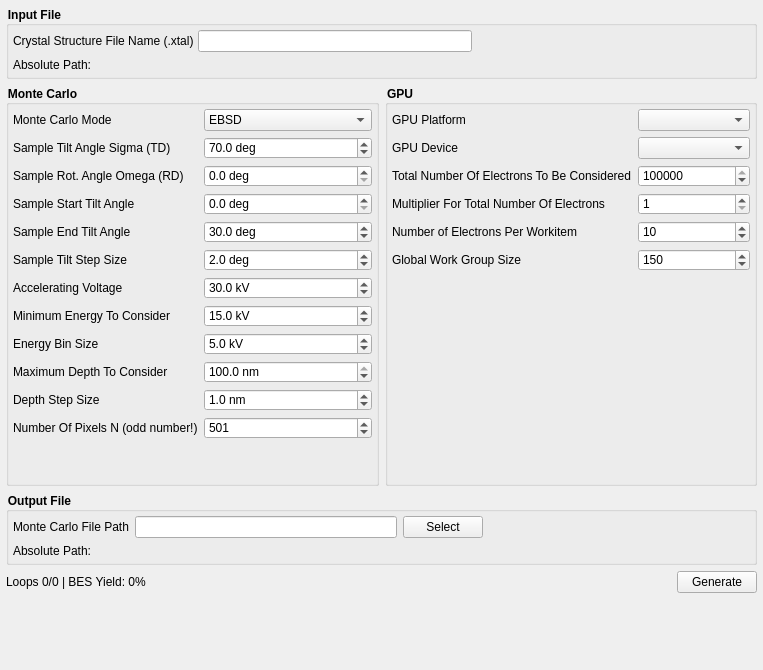
First picture: the form in Source/EMsoftWorkbench/Source/Modules/MonteCarloSimulationModule/UI_Files/MonteCarloSimulation_UI.ui, repository EMsoft-org/EMsoft, before the edit.
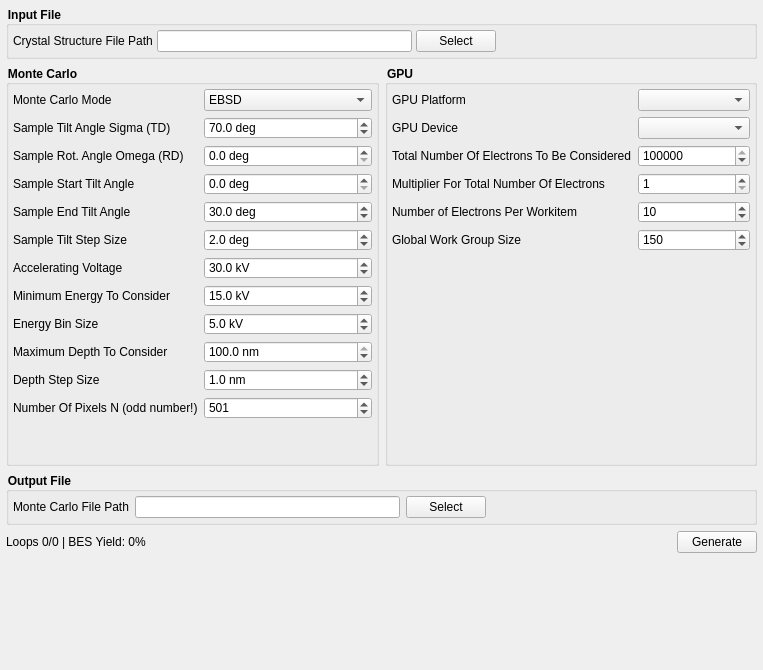
Second picture: the form after the edit.

Commit message: Removing EMsoft config file dialog and related functionality because we no longer need to rely on a config file and can pass in absolute paths instead.

Patch:
```diff
--- a/Source/EMsoftWorkbench/Source/Modules/MonteCarloSimulationModule/UI_Files/MonteCarloSimulation_UI.ui
+++ b/Source/EMsoftWorkbench/Source/Modules/MonteCarloSimulationModule/UI_Files/MonteCarloSimulation_UI.ui
@@ -600,6 +600,19 @@
       <property name="horizontalSpacing">
        <number>4</number>
       </property>
+      <item row="0" column="3">
+       <spacer name="horizontalSpacer">
+        <property name="orientation">
+         <enum>Qt::Horizontal</enum>
+        </property>
+        <property name="sizeHint" stdset="0">
+         <size>
+          <width>40</width>
+          <height>20</height>
+         </size>
+        </property>
+       </spacer>
+      </item>
       <item row="0" column="1">
        <widget class="QLineEdit" name="csFilePathLE">
         <property name="text">
@@ -610,53 +623,19 @@
         </property>
        </widget>
       </item>
-      <item row="0" column="2">
-       <spacer name="horizontalSpacer">
-        <property name="orientation">
-         <enum>Qt::Horizontal</enum>
-        </property>
-        <property name="sizeHint" stdset="0">
-         <size>
-          <width>40</width>
-          <height>20</height>
-         </size>
-        </property>
-       </spacer>
-      </item>
       <item row="0" column="0">
        <widget class="QLabel" name="label_10">
         <property name="text">
-         <string>Crystal Structure File Name (.xtal)</string>
+         <string>Crystal Structure File Path</string>
         </property>
        </widget>
       </item>
-      <item row="1" column="0" colspan="3">
-       <layout class="QHBoxLayout" name="horizontalLayout_3" stretch="0,1">
-        <property name="bottomMargin">
-         <number>0</number>
+      <item row="0" column="2">
+       <widget class="QPushButton" name="csSelectBtn">
+        <property name="text">
+         <string>Select</string>
         </property>
-        <item>
-         <widget class="QLabel" name="label_3">
-          <property name="text">
-           <string>Absolute Path:</string>
-          </property>
-         </widget>
-        </item>
-        <item>
-         <widget class="QLabel" name="csAbsolutePathLabel">
-          <property name="font">
-           <font>
-            <weight>75</weight>
-            <italic>true</italic>
-            <bold>true</bold>
-           </font>
-          </property>
-          <property name="text">
-           <string/>
-          </property>
-         </widget>
-        </item>
-       </layout>
+       </widget>
       </item>
      </layout>
     </widget>
@@ -713,34 +692,6 @@
         </property>
        </widget>
       </item>
-      <item row="1" column="0" colspan="4">
-       <layout class="QHBoxLayout" name="horizontalLayout_2" stretch="0,1">
-        <property name="bottomMargin">
-         <number>0</number>
-        </property>
-        <item>
-         <widget class="QLabel" name="label_2">
-          <property name="text">
-           <string>Absolute Path:</string>
-          </property>
-         </widget>
-        </item>
-        <item>
-         <widget class="QLabel" name="mcAbsolutePathLabel">
-          <property name="font">
-           <font>
-            <weight>75</weight>
-            <italic>true</italic>
-            <bold>true</bold>
-           </font>
-          </property>
-          <property name="text">
-           <string/>
-          </property>
-         </widget>
-        </item>
-       </layout>
-      </item>
      </layout>
     </widget>
    </item>
```
Left out of the diff: 26 changed lines with no effect on the pictures. The commit also changes 21 other files.
